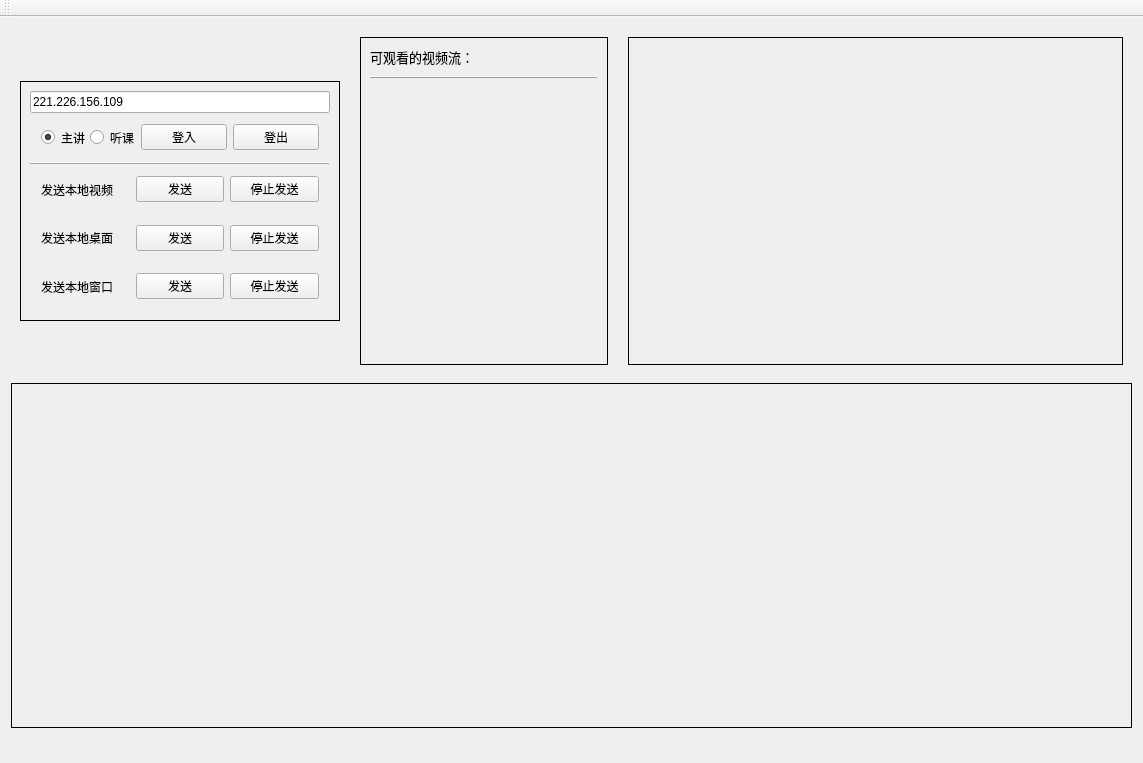
Before: the Qt Designer form SoftTerminal/forms/STSample.ui in sunpu/softterminal, drawn with Qt 5.
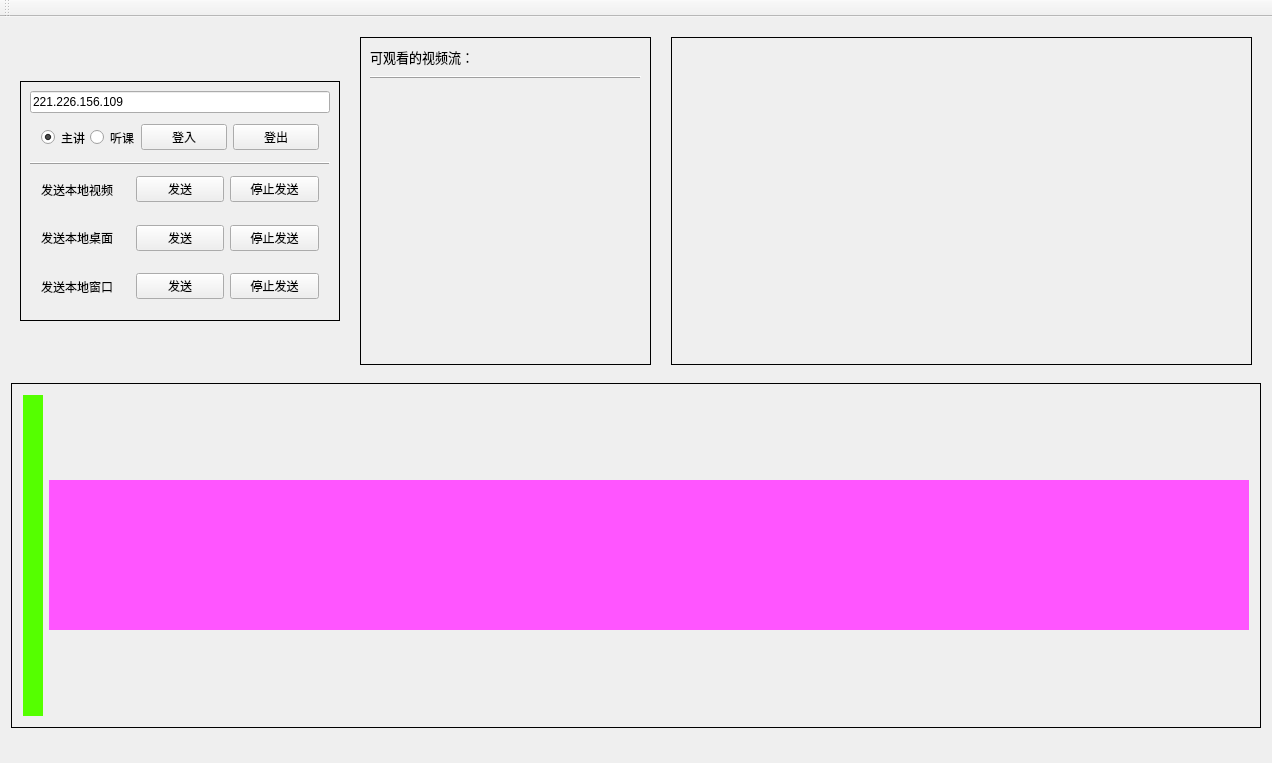
After: the same form once the commit is applied.

Patch:
```diff
--- a/SoftTerminal/forms/STSample.ui
+++ b/SoftTerminal/forms/STSample.ui
@@ -349,11 +349,24 @@
       <property name="frameShape">
        <enum>QFrame::Panel</enum>
       </property>
-      <layout class="QVBoxLayout" name="verticalLayout_6">
-       <item alignment="Qt::AlignLeft">
+      <layout class="QHBoxLayout" name="horizontalLayout_9">
+       <item>
+        <spacer name="horizontalSpacer_2">
+         <property name="orientation">
+          <enum>Qt::Horizontal</enum>
+         </property>
+         <property name="sizeHint" stdset="0">
+          <size>
+           <width>40</width>
+           <height>20</height>
+          </size>
+         </property>
+        </spacer>
+       </item>
+       <item>
         <widget class="QFrame" name="widRender">
          <property name="styleSheet">
-          <string notr="true"/>
+          <string notr="true">background-color: rgb(85, 255, 0);</string>
          </property>
          <property name="frameShape">
           <enum>QFrame::NoFrame</enum>
@@ -383,6 +396,39 @@
          </layout>
         </widget>
        </item>
+       <item>
+        <spacer name="horizontalSpacer">
+         <property name="orientation">
+          <enum>Qt::Horizontal</enum>
+         </property>
+         <property name="sizeHint" stdset="0">
+          <size>
+           <width>40</width>
+           <height>20</height>
+          </size>
+         </property>
+        </spacer>
+       </item>
+       <item>
+        <widget class="QWidget" name="widVideo" native="true">
+         <property name="minimumSize">
+          <size>
+           <width>1200</width>
+           <height>150</height>
+          </size>
+         </property>
+         <property name="maximumSize">
+          <size>
+           <width>1200</width>
+           <height>150</height>
+          </size>
+         </property>
+         <property name="styleSheet">
+          <string notr="true">background-color: rgb(255, 85, 255);</string>
+         </property>
+         <layout class="QHBoxLayout" name="horizontalLayout_8"/>
+        </widget>
+       </item>
       </layout>
      </widget>
     </item>
```
